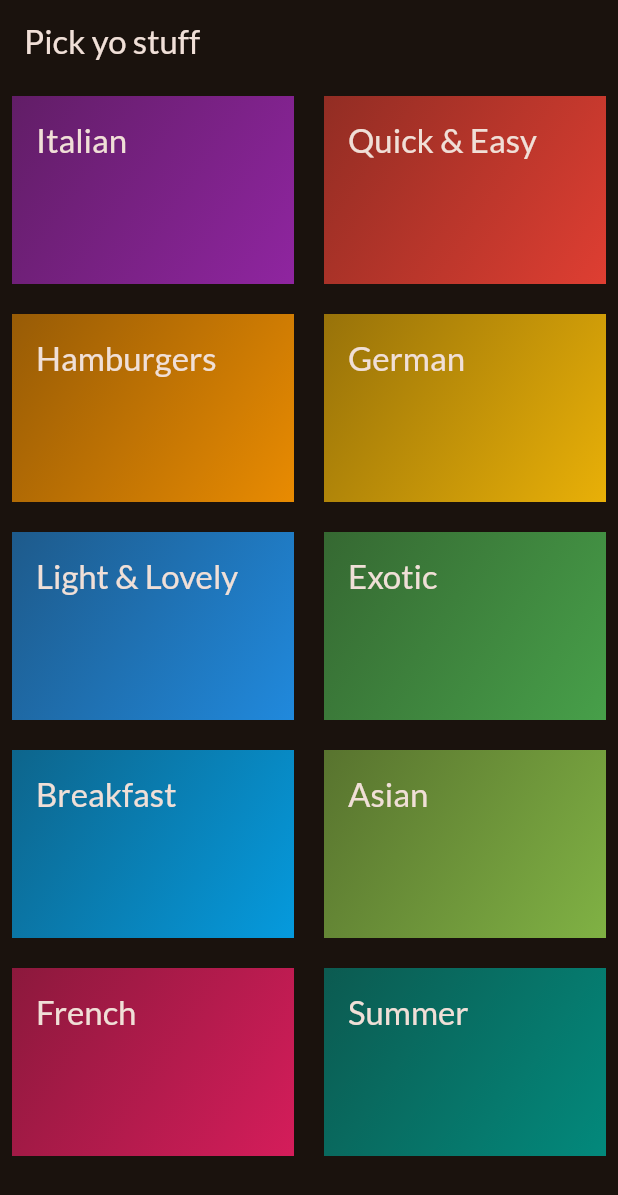
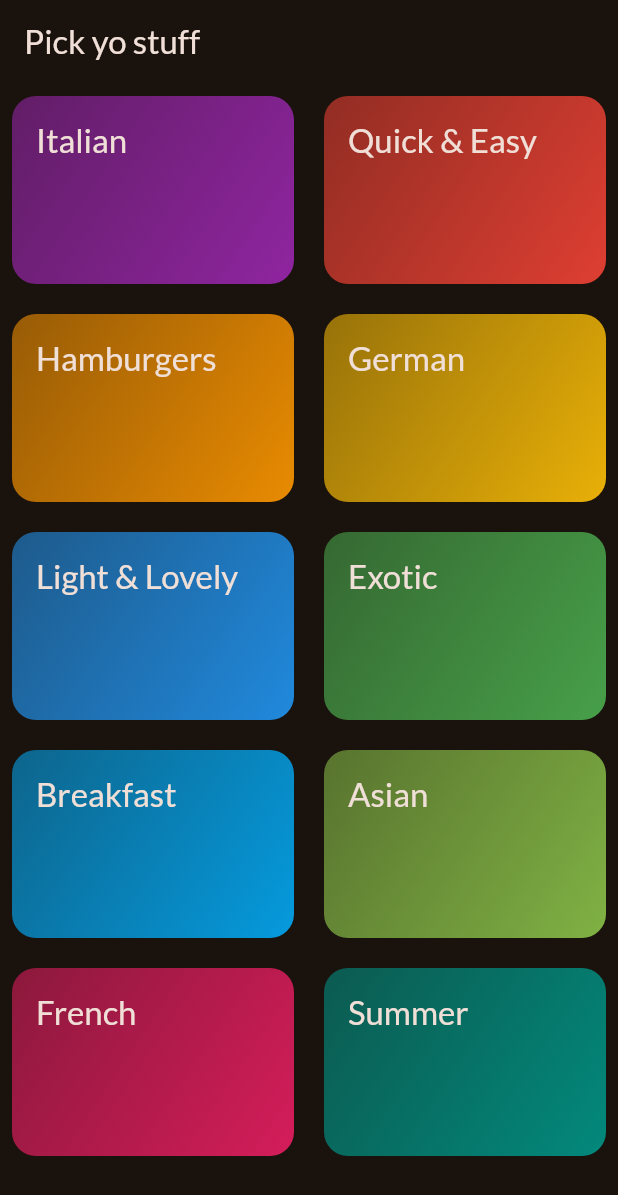
Before and after one commit to Kaolishi/meals_app, a Flutter app: the screen it shows after launch, on a phone screen of 412 x 824 dp. Shown: the top 1195 px of the screen. Run offline on Flutter 3.47's test engine with Material 3 defaults, Android fonts, the phone set to English and light mode, and no system bars; our stand-ins replace google_fonts.

Commit message:
Added visual feedback when category_grid_item is tapped and changed the button's shape

```diff
--- a/lib/widgets/category_grid_item.dart
+++ b/lib/widgets/category_grid_item.dart
@@ -12,9 +12,15 @@ class CategoryGridItem extends StatelessWidget {
 
   @override
   Widget build(BuildContext context) {
-    return Container(
+    // InkWell works the same with GestureDetector, but InkWell gives visual responses
+    return InkWell(
+      onTap: () {},
+      splashColor: Theme.of(context).primaryColor,
+      borderRadius: BorderRadius.circular(16),
+      child: Container(
         padding: const EdgeInsets.all(16),
         decoration: BoxDecoration(
+          borderRadius: BorderRadius.circular(16),
           gradient: LinearGradient(
             colors: [
               category.color.withOpacity(0.55),
@@ -30,6 +36,7 @@ class CategoryGridItem extends StatelessWidget {
             color: Theme.of(context).colorScheme.onSurface,
           ),
         ),
+      ),
     );
   }
 }
```
Lines whose indentation alone changed are shown as unchanged.
